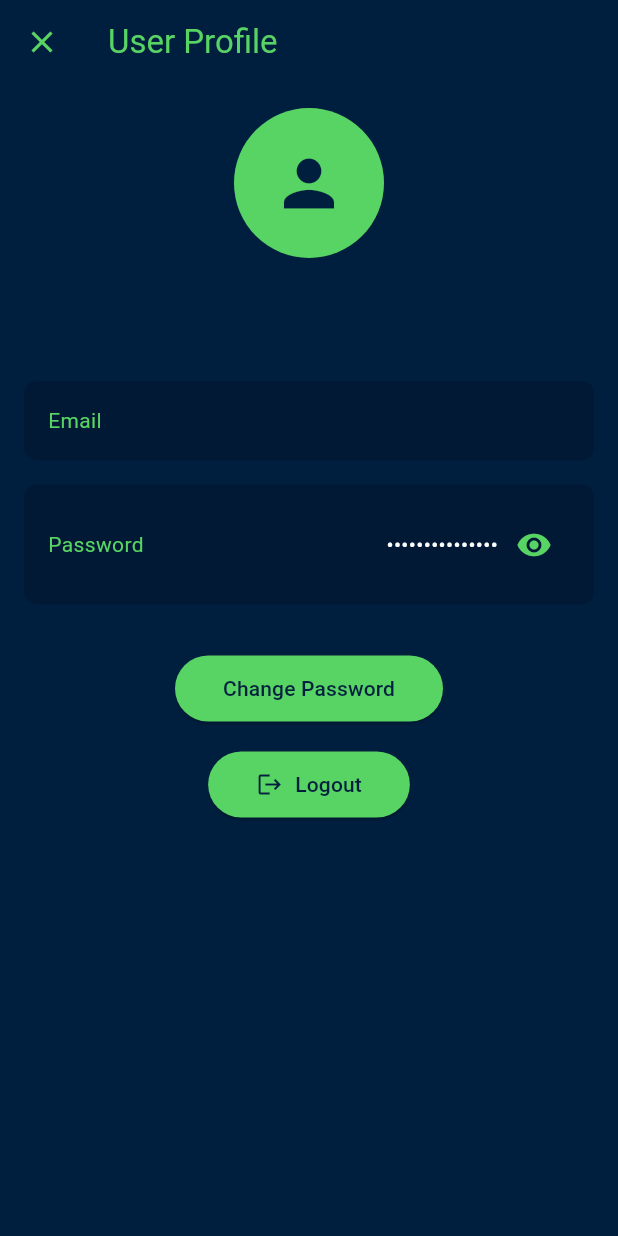
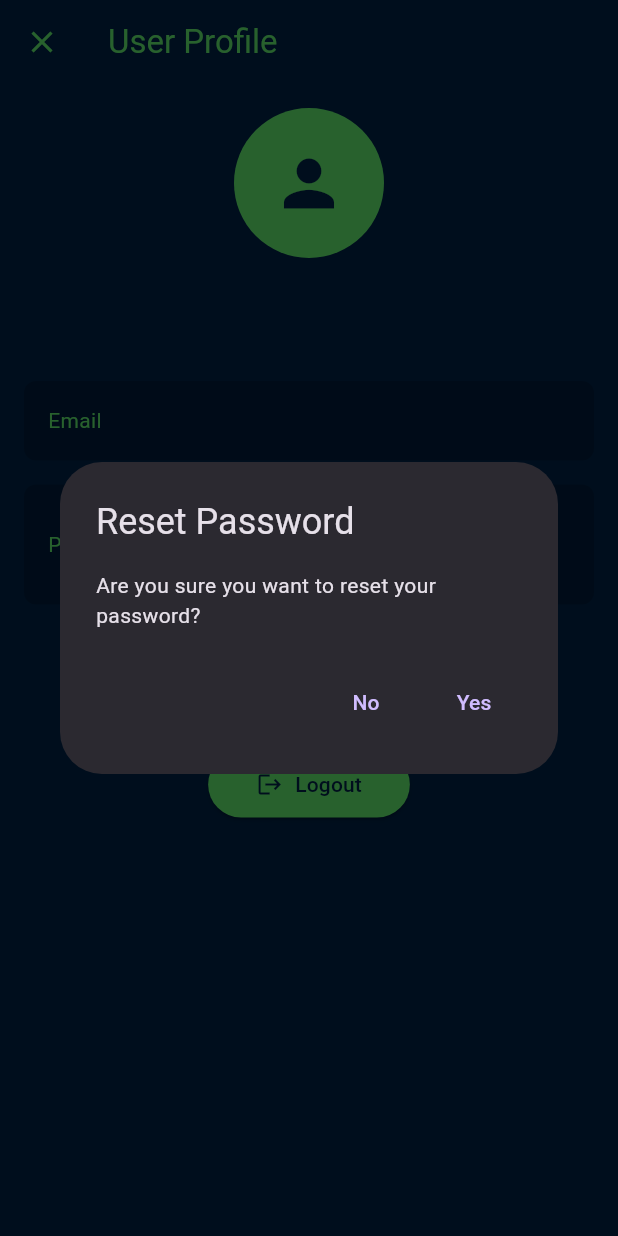
Before and after one commit to Luc4st1574/harkai, a Flutter app: the Profile screen opened directly, after a tap on "Change Password", on a phone screen of 412 x 824 dp. Run offline on Flutter 3.47's test engine with Material 3 defaults, Android fonts, the phone set to English and light mode, and no system bars; our stand-ins replace firebase_auth, firebase_core, fluttertoast, google_sign_in; accounts and stored records are empty; generated files the repository leaves out were written again.

Commit message:
add: login features and password reset button

```diff
--- a/lib/login.dart
+++ b/lib/login.dart
@@ -2,6 +2,7 @@
 
 import 'package:flutter/material.dart';
 import 'package:firebase_auth/firebase_auth.dart';
+import 'services/auth_service.dart';
 import 'package:google_sign_in/google_sign_in.dart';
 import 'signup.dart';
 import 'home.dart';
@@ -134,9 +135,11 @@ class LoginState extends State<Login> {
     }
 
     try {
-      await FirebaseAuth.instance.signInWithEmailAndPassword(
+      final authService = AuthService();
+      await authService.signin(
         email: email,
         password: password,
+        context: context,
       );
 
       // No need to manually navigate - StreamBuilder will handle it
--- a/lib/profile.dart
+++ b/lib/profile.dart
@@ -1,7 +1,8 @@
+// ignore_for_file: use_build_context_synchronously
+
 import 'package:flutter/material.dart';
 import 'package:firebase_auth/firebase_auth.dart';
 import 'package:harkai/services/auth_service.dart';
-
 
 class Profile extends StatefulWidget {
   const Profile({super.key});
@@ -49,7 +50,7 @@ class ProfileState extends State<Profile> {
               const SizedBox(height: 32),
               ElevatedButton(
                 onPressed: () {
-                  // xds
+                  _showPasswordResetDialog();
                 },
                 style: ElevatedButton.styleFrom(
                   backgroundColor: const Color(0xFF57D463),
@@ -128,4 +129,41 @@ class ProfileState extends State<Profile> {
       ),
     );
   }
+
+  void _showPasswordResetDialog() {
+    showDialog(
+      context: context,
+      builder: (BuildContext context) {
+        return AlertDialog(
+          title: const Text('Reset Password'),
+          content: const Text('Are you sure you want to reset your password?'),
+          actions: [
+            TextButton(
+              onPressed: () {
+                Navigator.of(context).pop(); // Close the dialog
+              },
+              child: const Text('No'),
+            ),
+            TextButton(
+              onPressed: () async {
+                // Send password reset email
+                if (user?.email != null) {
+                  await FirebaseAuth.instance.sendPasswordResetEmail(email: user!.email!);
+                  ScaffoldMessenger.of(context).showSnackBar(
+                    const SnackBar(content: Text('Password reset email sent!')),
+                  );
+                } else {
+                  ScaffoldMessenger.of(context).showSnackBar(
+                    const SnackBar(content: Text('No email found!')),
+                  );
+                }
+                Navigator.of(context).pop(); // Close the dialog
+              },
+              child: const Text('Yes'),
+            ),
+          ],
+        );
+      },
+    );
+  }
 }
```
Also changed, not shown: lib/services/auth_service.dart (+11 -1 lines).
